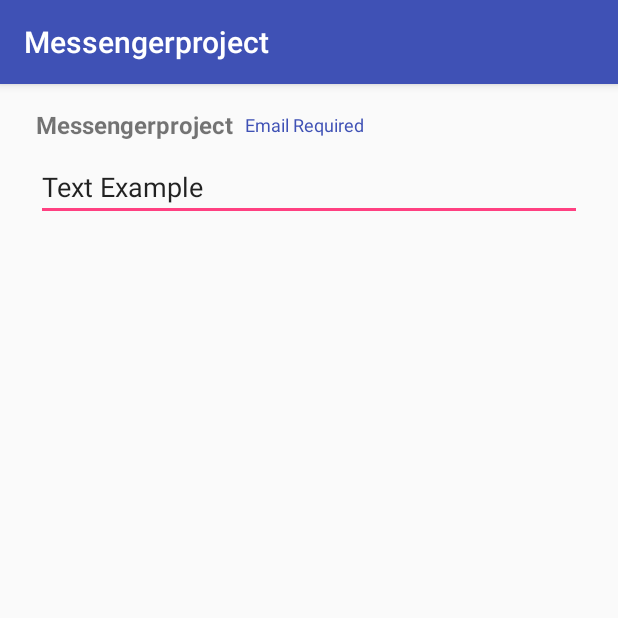
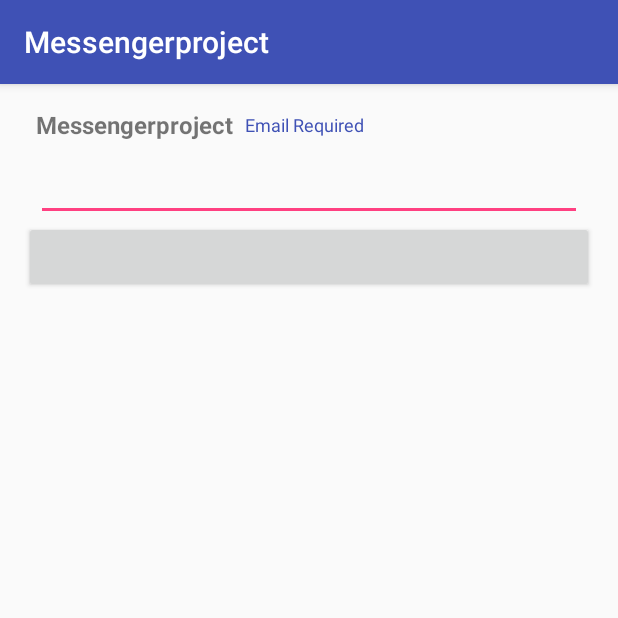
Before and after one commit to williamgdev/CustomViews, an Android app: the screen it shows after launch (MainActivity), on a phone screen of 412 x 824 dp, the top half of it. Run offline under Robolectric (Android 15) with nearby library versions, the phone set to English and light mode, and no system bars; our stand-ins replace data binding; 1 statement that could not run was skipped.

Commit message:
Modifying Custom View Text using attributes

```diff
--- a/app/build.gradle
+++ b/app/build.gradle
@@ -38,6 +38,8 @@ dependencies {
     implementation "org.jetbrains.kotlin:kotlin-stdlib:$kotlin_version"
     implementation 'com.android.support.constraint:constraint-layout:1.1.2'
     implementation 'com.android.support:design:27.1.1'
+
+    implementation 'android.arch.lifecycle:extensions:1.1.1'
     androidTestImplementation('com.android.support.test.espresso:espresso-core:2.2.2', {
         exclude group: 'com.android.support', module: 'support-annotations'
     })
--- a/app/src/main/java/com/adnroid/devcuba/messengerproject/MainActivity.kt
+++ b/app/src/main/java/com/adnroid/devcuba/messengerproject/MainActivity.kt
@@ -1,16 +1,26 @@
 package com.adnroid.devcuba.messengerproject
 
+import android.arch.lifecycle.ViewModelProviders
 import android.databinding.DataBindingUtil
 import android.os.Bundle
 import android.support.v7.app.AppCompatActivity
+import com.adnroid.devcuba.messengerproject.customview.CustomEditTextViewModel
 import com.adnroid.devcuba.messengerproject.databinding.ActivityMainBinding
 
 class MainActivity : AppCompatActivity() {
 
     private lateinit var binding: ActivityMainBinding
 
+    private lateinit var viewModel: CustomEditTextViewModel
+
     override fun onCreate(savedInstanceState: Bundle?) {
         super.onCreate(savedInstanceState)
         binding = DataBindingUtil.setContentView(this, R.layout.activity_main)
+        viewModel = ViewModelProviders.of(this).get(CustomEditTextViewModel::class.java)
+        binding.viewModel = viewModel
+
+        binding.setLifecycleOwner(this)
+        binding.button.setOnClickListener { viewModel.inputText.value = "Testing LiveData" }
     }
+
 }
--- a/app/src/main/java/com/adnroid/devcuba/messengerproject/customview/CustomEditText.kt
+++ b/app/src/main/java/com/adnroid/devcuba/messengerproject/customview/CustomEditText.kt
@@ -15,10 +15,9 @@ class CustomEditText @JvmOverloads constructor(
         defStyleRes: Int = 0
 ) : LinearLayout(context, attrs, defStyle, defStyleRes) {
 
-    private var binding: CustomEditTextBinding
+    private var binding: CustomEditTextBinding = DataBindingUtil.inflate(LayoutInflater.from(context), R.layout.custom_edit_text, this, true)
 
     init {
-        binding = DataBindingUtil.inflate(LayoutInflater.from(context), R.layout.custom_edit_text, this, true)
 
         orientation = VERTICAL
         attrs.let {
@@ -32,16 +31,21 @@ class CustomEditText @JvmOverloads constructor(
                     .getResourceId(R.styleable
                             .CustomEditText_custom_error_field,
                             R.string.default_error))
-            val inputText = typedArray.getString(R.styleable.CustomEditText_custom_input_field)
+            val inputText = typedArray.getString(R.styleable.CustomEditText_custom_input_field) ?:""
             binding.customTitle.text = title
             if (errorText != resources.getString(R.string.default_error)) {
                 binding.customError.text = errorText
             }
             if (inputText != resources.getString(R.string.default_input)) {
-                binding.inputField.setText(inputText)
+                setInputText(inputText)
             }
 
             typedArray.recycle()
         }
     }
+
+    fun setInputText(inputTextField: String) {
+        binding.inputField.setText(inputTextField)
+    }
+
 }
--- /dev/null
+++ b/app/src/main/java/com/adnroid/devcuba/messengerproject/customview/CustomEditTextViewModel.kt
@@ -0,0 +1,21 @@
+package com.adnroid.devcuba.messengerproject.customview
+
+import android.arch.lifecycle.MutableLiveData
+import android.arch.lifecycle.ViewModel
+import android.databinding.BindingAdapter
+
+
+class CustomEditTextViewModel: ViewModel() {
+    val inputText = MutableLiveData<String>()
+
+    companion object {
+        @BindingAdapter("custom_input_field")
+        @JvmStatic
+        fun getInputText(customEditText: CustomEditText, inputTextField: String?) {
+            inputTextField?.let {
+                customEditText.setInputText(it)
+            }
+        }
+    }
+
+}
--- a/app/src/main/res/layout/activity_main.xml
+++ b/app/src/main/res/layout/activity_main.xml
@@ -1,6 +1,10 @@
 <?xml version="1.0" encoding="utf-8"?>
 <layout xmlns:app="http://schemas.android.com/apk/res-auto">
-
+    <data>
+        <variable
+            name="viewModel"
+            type="com.adnroid.devcuba.messengerproject.customview.CustomEditTextViewModel"/>
+    </data>
     <LinearLayout xmlns:android="http://schemas.android.com/apk/res/android"
         xmlns:tools="http://schemas.android.com/tools"
         android:id="@+id/activity_main"
@@ -19,9 +23,13 @@
             android:id="@+id/editText"
             app:custom_title_field="@string/app_name"
             app:custom_error_field="@string/email_error"
-            app:custom_input_field="Text Example"
+            app:custom_input_field="@{viewModel.inputText}"
             />
 
+        <Button
+            android:layout_width="match_parent"
+            android:layout_height="wrap_content"
+            android:id="@+id/button"/>
         <!--<LinearLayout-->
         <!--android:layout_width="match_parent"-->
         <!--android:layout_height="match_parent"-->
--- a/app/src/main/res/values/strings.xml
+++ b/app/src/main/res/values/strings.xml
@@ -3,5 +3,6 @@
     <string name="email">Email</string>
     <string name="email_error">Email Required</string>
     <string name="default_error">Required</string>
-    <string name="default_input" />
+    <string name="default_input">Value String</string>
+    <string name="input_field_string">%s</string>
 </resources>
```
Also changed, not shown: 1 other file.
